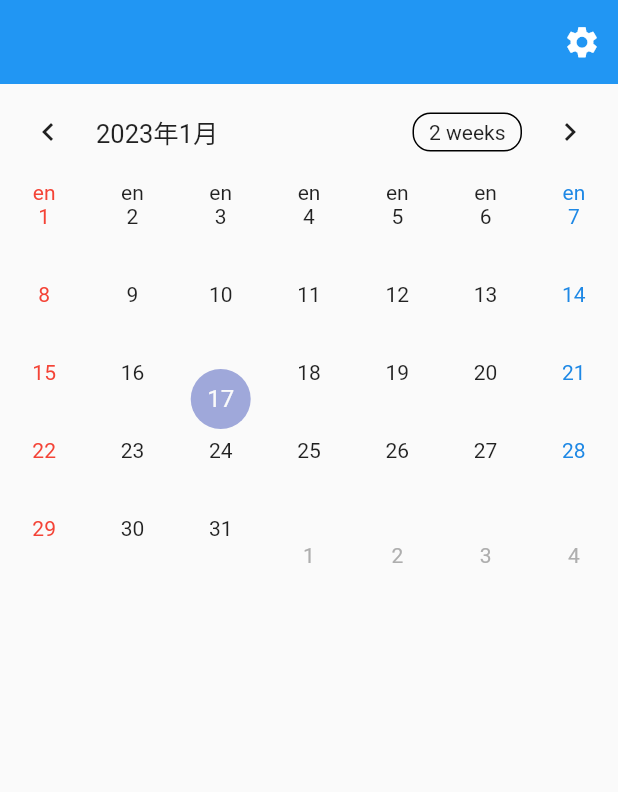
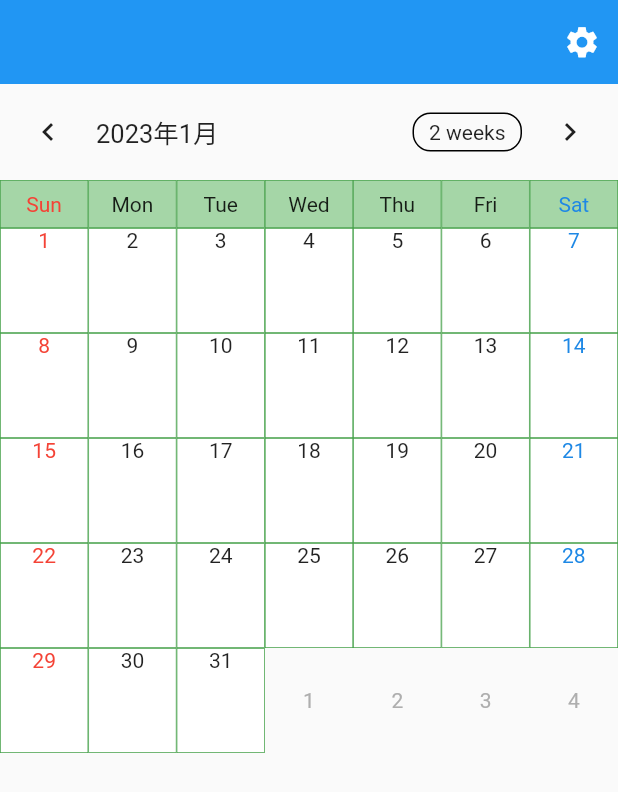
Before and after one commit to matsukawa06/keiba, a Flutter app: the screen it shows after launch, on a phone screen of 412 x 824 dp. Shown: the top 792 px of the screen. Run offline on Flutter 3.47's test engine with Material 2 defaults, Android fonts, the phone set to English and light mode, and no system bars; drawn by our look-alikes of table_calendar; our stand-ins replace flutter_local_notifications, flutter_native_timezone, flutter_riverpod, timezone; missing offline and left inert: flutter_app_badger.

Commit message:
カレンダー変更中

```diff
--- a/lib/main.dart
+++ b/lib/main.dart
@@ -5,7 +5,7 @@ import 'package:flutter_localizations/flutter_localizations.dart';
 import 'package:flutter_native_timezone/flutter_native_timezone.dart';
 import 'package:flutter_riverpod/flutter_riverpod.dart';
 import 'package:keiba/common/japanese_cuperitino_localizations.dart';
-import 'package:keiba/presentation/ui/home_page/home_page.dart';
+import 'package:keiba/presentation/ui/calendar_page/calendar_page.dart';
 import 'package:timezone/data/latest.dart' as tz;
 import 'package:timezone/timezone.dart' as tz;
 
@@ -21,8 +21,7 @@ Future<void> main() async {
   // flutter_local_notificationsの初期化
   const AndroidInitializationSettings initializationSettingsAndroid =
       AndroidInitializationSettings('app_icon');
-  const DarwinInitializationSettings initializationSettingsIOS =
-      DarwinInitializationSettings(
+  const DarwinInitializationSettings initializationSettingsIOS = DarwinInitializationSettings(
     requestAlertPermission: true,
     requestBadgePermission: true,
     requestSoundPermission: true,
@@ -71,7 +70,7 @@ class _MyAppState extends State<MyApp> with WidgetsBindingObserver {
       theme: ThemeData(
         primarySwatch: Colors.blue,
       ),
-      home: const HomePage(),
+      home: const CalendarPage(),
       localizationsDelegates: const [
         JapaneseCupertinoLocalizations.delegate,
         GlobalMaterialLocalizations.delegate,
--- /dev/null
+++ b/lib/presentation/ui/calendar_page/calendar_page.dart
@@ -0,0 +1,115 @@
+import 'package:flutter/material.dart';
+import 'package:flutter_riverpod/flutter_riverpod.dart';
+import 'package:keiba/presentation/ui/calendar_page/custom_calendar_builders.dart';
+// import 'package:keiba/presentation/ui/home_page/home_page_utils.dart';
+import 'package:keiba/presentation/ui/calendar_page/provider/calendar_page_provider.dart';
+import 'package:keiba/presentation/ui/setting_page/setting_page.dart';
+import 'package:table_calendar/table_calendar.dart';
+
+final kToday = DateTime.now();
+final kFirstDay = DateTime(kToday.year, kToday.month - 3, kToday.day);
+final kLastDay = DateTime(kToday.year, kToday.month + 3, kToday.day);
+
+class CalendarPage extends StatelessWidget {
+  const CalendarPage({Key? key}) : super(key: key);
+
+  @override
+  Widget build(BuildContext context) {
+    return const Scaffold(
+      appBar: HomeAppBar(),
+      body: BodyWidget(),
+    );
+  }
+}
+
+///
+/// calenderページのAppBar設定
+///
+class HomeAppBar extends StatelessWidget with PreferredSizeWidget {
+  const HomeAppBar({super.key});
+
+  @override
+  Widget build(BuildContext context) {
+    return FutureBuilder(
+      builder: (context, snapshot) {
+        return AppBar(
+          elevation: 0.0, // 境界線を消す
+          // 右側ボタン（設定画面遷移アイコン）
+          actions: [_settingIcon(context)],
+        );
+      },
+    );
+  }
+
+  @override
+  Size get preferredSize => const Size.fromHeight(kToolbarHeight);
+
+  ///
+  /// 設定画面遷移アイコン
+  ///
+  Widget _settingIcon(BuildContext context) {
+    return IconButton(
+      onPressed: () {
+        Navigator.of(context).push(
+          MaterialPageRoute(builder: (context) {
+            return const SettingPage();
+          }),
+        );
+      },
+      icon: const Icon(Icons.settings, size: 25),
+    );
+  }
+}
+
+///
+/// calendarページのbody部
+///
+class BodyWidget extends ConsumerWidget {
+  // final CalendarFormat _calendarFormat = CalendarFormat.month;
+
+  const BodyWidget({super.key});
+
+  @override
+  Widget build(BuildContext context, WidgetRef ref) {
+    final provider = ref.watch(calendarPageProvider);
+    final CustomCalendarBuilders customCalendarBuilders = CustomCalendarBuilders();
+
+    return SizedBox(
+      child: TableCalendar(
+        firstDay: kFirstDay,
+        lastDay: kLastDay,
+        focusedDay: provider.focusedDay,
+        calendarFormat: provider.calendarFormat,
+        // shouldFillViewport: true, // カレンダーの大きさ変更可
+        locale: 'ja_JP',
+        rowHeight: 70,
+        daysOfWeekHeight: 32,
+        calendarStyle: const CalendarStyle(
+          // true（デフォルト）の場合はtodayBuilderが呼ばれるため設定する
+          isTodayHighlighted: false,
+        ),
+        // カスタマイズ用の関数
+        calendarBuilders: CalendarBuilders(
+          dowBuilder: customCalendarBuilders.daysOfWeekBuilder,
+          defaultBuilder: customCalendarBuilders.defaultBuilder,
+          disabledBuilder: customCalendarBuilders.disabledBuilder,
+          selectedBuilder: customCalendarBuilders.selectedBuilder,
+        ),
+        selectedDayPredicate: (day) {
+          return isSameDay(provider.selectedDay, day);
+        },
+        onDaySelected: (selectedDay, focusedDay) {
+          provider.changeSelectedDay(selectedDay, focusedDay);
+        },
+        onFormatChanged: (format) {
+          if (provider.calendarFormat != format) {
+            provider.changeFormat(format);
+          }
+        },
+        onPageChanged: (focusedDay) {
+          provider.changeFocusedDay(focusedDay);
+        },
+      ),
+    );
+  }
+}
--- /dev/null
+++ b/lib/presentation/ui/calendar_page/custom_calendar_builders.dart
@@ -0,0 +1,128 @@
+import 'package:flutter/material.dart';
+import 'package:intl/intl.dart';
+import 'package:table_calendar/table_calendar.dart';
+
+class CustomCalendarBuilders {
+  final Color _borderColor = Colors.green[600]!;
+
+  Color _textColor(DateTime day) {
+    const defaultTextColor = Colors.black87;
+
+    if (day.weekday == DateTime.sunday) {
+      return Colors.red;
+    }
+    if (day.weekday == DateTime.saturday) {
+      return Colors.blue[600]!;
+    }
+    return defaultTextColor;
+  }
+
+  /// 曜日部分を生成する
+  Widget daysOfWeekBuilder(BuildContext context, DateTime day) {
+    // <TableCalendarの中身からコピペ>
+    // アプリの言語設定読み込み
+    final locale = Localizations.localeOf(context).languageCode;
+
+    // アプリの言語設定に曜日の文字を対応させる
+    final dowText = const DaysOfWeekStyle().dowTextFormatter?.call(day, locale) ??
+        DateFormat.E(locale).format(day);
+    // </ TableCalendarの中身からコピペ>
+
+    return Container(
+      decoration: BoxDecoration(
+        color: Colors.green[200]!,
+        border: Border.all(
+          width: 0.5,
+          color: _borderColor,
+        ),
+      ),
+      child: Center(
+        child: Text(
+          dowText,
+          style: TextStyle(
+            color: _textColor(day),
+          ),
+        ),
+      ),
+    );
+  }
+
+  /// 通常の日付部分を生成する
+  Widget defaultBuilder(BuildContext context, DateTime day, DateTime focusedDay) {
+    return _CalendarCellTemplate(
+      dayText: day.day.toString(),
+      dayTextColor: _textColor(day),
+      borderColor: _borderColor,
+    );
+  }
+
+  /// 有効範囲（firstDay~lastDay）以外の日付部分を生成する
+  Widget disabledBuilder(BuildContext context, DateTime day, DateTime focusedDay) {
+    return _CalendarCellTemplate(
+      dayText: day.day.toString(),
+      dayTextColor: Colors.grey,
+      borderColor: _borderColor,
+    );
+  }
+
+  /// 選択された日付部分を生成する
+  Widget selectedBuilder(BuildContext context, DateTime day, DateTime focusedDay) {
+    return _CalendarCellTemplate(
+      dayText: day.day.toString(),
+      dayTextColor: _textColor(day),
+      borderColor: Colors.red[800],
+      borderWidth: 3.0,
+    );
+  }
+}
+
+class _CalendarCellTemplate extends StatelessWidget {
+  const _CalendarCellTemplate({
+    Key? key,
+    String? dayText,
+    Duration? duration,
+    Alignment? textAlign,
+    Color? dayTextColor,
+    Color? borderColor,
+    double? borderWidth,
+    Color? backColor,
+  })  : dayText = dayText ?? '',
+        duration = duration ?? const Duration(milliseconds: 250),
+        textAlign = textAlign ?? Alignment.topCenter,
+        dayTextColor = dayTextColor ?? Colors.black87,
+        borderColor = borderColor ?? Colors.black87,
+        borderWidth = borderWidth ?? 0.5,
+        backColor = backColor ?? Colors.white,
+        super(key: key);
+
+  final String dayText;
+  final Color? dayTextColor;
+  final Duration duration;
+  final Alignment? textAlign;
+  final Color? borderColor;
+  final double borderWidth;
+  final Color? backColor;
+
+  @override
+  Widget build(BuildContext context) {
+    final defaultBorderColor = Theme.of(context).colorScheme.primary;
+    return AnimatedContainer(
+      duration: duration,
+      margin: EdgeInsets.zero,
+      decoration: BoxDecoration(
+        color: backColor,
+        border: Border.all(
+          color: borderColor ?? defaultBorderColor,
+          width: borderWidth,
+        ),
+      ),
+      alignment: textAlign,
+      child: Text(
+        dayText,
+        style: TextStyle(
+          color: dayTextColor,
+        ),
+      ),
+    );
+  }
+}
```
Also changed, not shown: lib/presentation/ui/calendar_page/provider/calendar_page_provider.dart (added, +43 -0 lines), lib/presentation/ui/home_page/home_page.dart (+39 -11 lines), lib/presentation/ui/home_page/home_page_utils.dart (deleted, +0 -49 lines), 1 other file.
